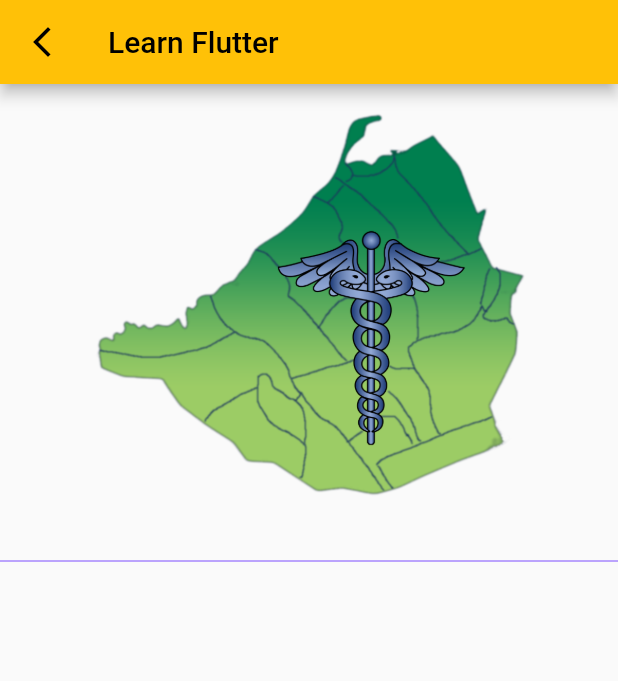
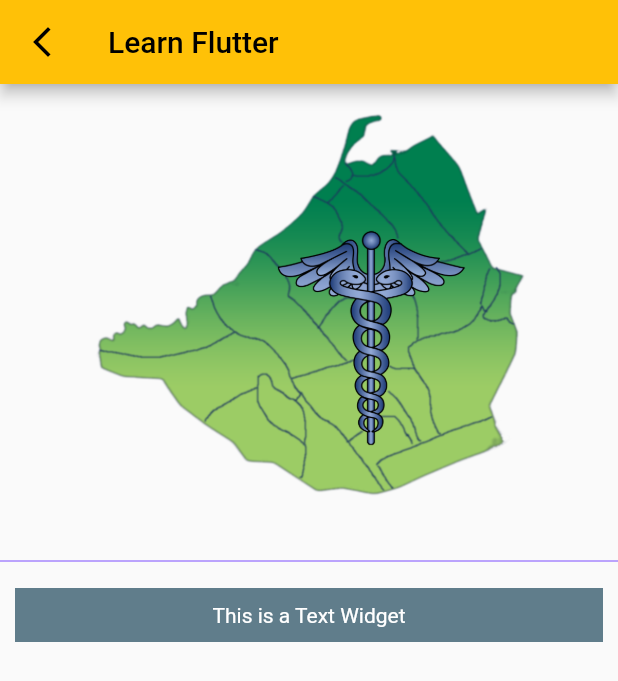
Before and after one commit to nevarwin/Flutter-3.0, a Flutter app: the LearFlutterPage screen opened directly, on a phone screen of 412 x 824 dp. Shown: the top 681 px of the screen. Run offline on Flutter 3.47's test engine with Material 2 defaults, Android fonts, the phone set to English and light mode, and no system bars.

Commit message:
container widget

```diff
--- a/flutter3/lib/learn_flutter_page.dart
+++ b/flutter3/lib/learn_flutter_page.dart
@@ -1,3 +1,5 @@
+import 'dart:math';
+
 import 'package:flutter/material.dart';
 import 'package:flutter3/home_page.dart';
 
@@ -41,6 +43,17 @@ class _LearFlutterPageState extends State<LearFlutterPage> {
           const Divider(
             color: Colors.deepPurpleAccent,
           ),
+          Container(
+            padding: const EdgeInsets.all(10),
+            margin: const EdgeInsets.all(10),
+            color: Colors.blueGrey,
+            child: const Center(
+              child: Text(
+                'This is a Text Widget',
+                style: TextStyle(color: Colors.white),
+              ),
+            ),
+          )
         ],
       ),
     );
```
